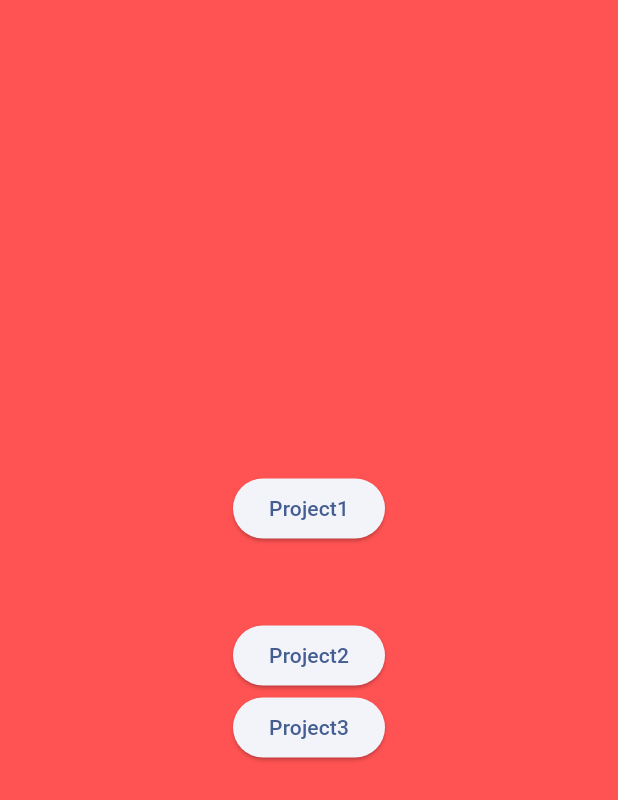
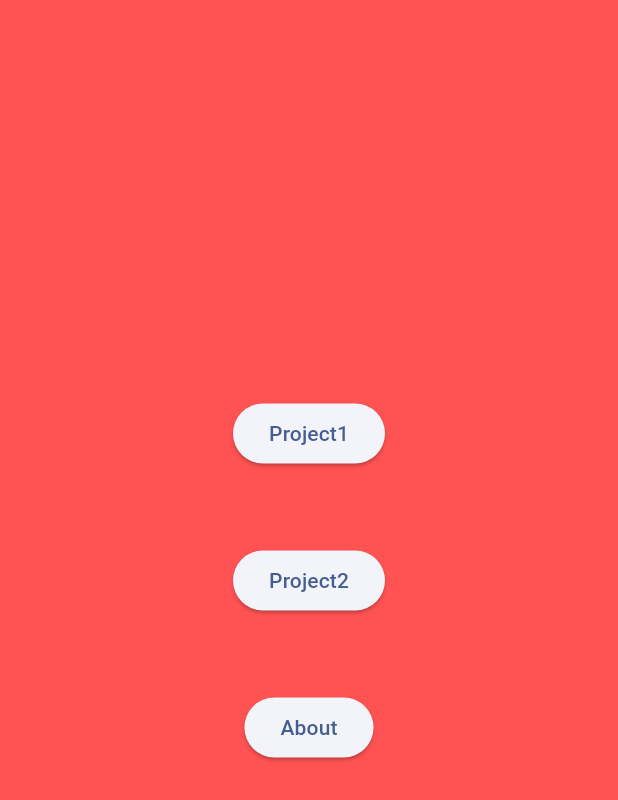
Before and after one commit to UpiAmi/Gerbong_Belakang, a Flutter app: the screen it shows after launch, on a phone screen of 412 x 824 dp. Shown: the top 800 px of the screen. Run offline on Flutter 3.47's test engine with Material 3 defaults, Android fonts, the phone set to English and light mode, and no system bars.

Commit message:
Beranda Added

```diff
--- a/lib/main.dart
+++ b/lib/main.dart
@@ -97,10 +97,16 @@ class Beranda extends StatelessWidget {
         child: Column(
           mainAxisAlignment: MainAxisAlignment.center,
           children: [
-            ElevatedButton(onPressed: (){}, child: Text("Project1")),
-            Padding(padding: EdgeInsetsGeometry.all(25)),
-            ElevatedButton(onPressed: (){}, child: Text("Project2")),
-            ElevatedButton(onPressed: (){}, child: Text("Project3")),
+            ElevatedButton(onPressed: (){
+              Navigator.push(context, MaterialPageRoute(builder: (context) => project1(),));
+            }, child: Text("Project1")),
+            Padding(padding: EdgeInsets.all(25)),
+            ElevatedButton(onPressed: (){
+              Navigator.push(context, MaterialPageRoute(builder: (context) => project2(),));
+            }, child: Text("Project2")),
+            Padding(padding: EdgeInsets.all(25)),
+            ElevatedButton(onPressed: (){}, child: Text("About")),
+            Padding(padding: EdgeInsets.all(25)),
           ],
         ),
       ) ,
```
